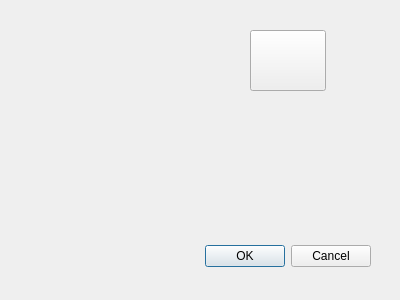
Old version of the form src/dontpanik/kpart/core/ui/keditactiontemplatedialog.ui in the repository frankHa/dontpanic.
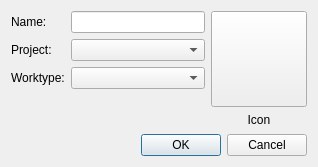
New version of the form. Custom widgets are drawn as their Qt base class.

Commit message: -started implementing KEditActionTemplateDialog

```diff
--- a/src/dontpanik/kpart/core/ui/keditactiontemplatedialog.ui
+++ b/src/dontpanik/kpart/core/ui/keditactiontemplatedialog.ui
@@ -6,39 +6,138 @@
    <rect>
     <x>0</x>
     <y>0</y>
-    <width>400</width>
-    <height>300</height>
+    <width>318</width>
+    <height>167</height>
    </rect>
   </property>
   <property name="windowTitle">
    <string>Dialog</string>
   </property>
-  <widget class="QDialogButtonBox" name="buttonBox">
-   <property name="geometry">
-    <rect>
-     <x>30</x>
-     <y>240</y>
-     <width>341</width>
-     <height>32</height>
-    </rect>
-   </property>
-   <property name="orientation">
-    <enum>Qt::Horizontal</enum>
-   </property>
-   <property name="standardButtons">
-    <set>QDialogButtonBox::Cancel|QDialogButtonBox::Ok</set>
-   </property>
-  </widget>
-  <widget class="KIconButton" name="kiconbutton">
-   <property name="geometry">
-    <rect>
-     <x>250</x>
-     <y>30</y>
-     <width>76</width>
-     <height>61</height>
-    </rect>
-   </property>
-  </widget>
+  <layout class="QVBoxLayout" name="verticalLayout_2">
+   <item>
+    <layout class="QHBoxLayout" name="horizontalLayout">
+     <item>
+      <layout class="QFormLayout" name="formLayout">
+       <item row="0" column="0">
+        <widget class="QLabel" name="label">
+         <property name="text">
+          <string>Name:</string>
+         </property>
+        </widget>
+       </item>
+       <item row="0" column="1">
+        <widget class="QLineEdit" name="lineEdit"/>
+       </item>
+       <item row="1" column="0">
+        <widget class="QLabel" name="label_2">
+         <property name="text">
+          <string>Project:</string>
+         </property>
+        </widget>
+       </item>
+       <item row="1" column="1">
+        <widget class="QComboBox" name="projects">
+         <property name="sizePolicy">
+          <sizepolicy hsizetype="Expanding" vsizetype="Fixed">
+           <horstretch>0</horstretch>
+           <verstretch>0</verstretch>
+          </sizepolicy>
+         </property>
+        </widget>
+       </item>
+       <item row="2" column="0">
+        <widget class="QLabel" name="label_3">
+         <property name="text">
+          <string>Worktype:</string>
+         </property>
+        </widget>
+       </item>
+       <item row="2" column="1">
+        <widget class="QComboBox" name="worktype">
+         <property name="sizePolicy">
+          <sizepolicy hsizetype="Expanding" vsizetype="Fixed">
+           <horstretch>0</horstretch>
+           <verstretch>0</verstretch>
+          </sizepolicy>
+         </property>
+        </widget>
+       </item>
+      </layout>
+     </item>
+     <item>
+      <layout class="QVBoxLayout" name="verticalLayout">
+       <item>
+        <widget class="KIconButton" name="kiconbutton">
+         <property name="sizePolicy">
+          <sizepolicy hsizetype="Minimum" vsizetype="Minimum">
+           <horstretch>0</horstretch>
+           <verstretch>0</verstretch>
+          </sizepolicy>
+         </property>
+         <property name="minimumSize">
+          <size>
+           <width>96</width>
+           <height>96</height>
+          </size>
+         </property>
+         <property name="sizeIncrement">
+          <size>
+           <width>0</width>
+           <height>0</height>
+          </size>
+         </property>
+         <property name="baseSize">
+          <size>
+           <width>0</width>
+           <height>0</height>
+          </size>
+         </property>
+         <property name="text">
+          <string/>
+         </property>
+         <property name="strictIconSize">
+          <bool>false</bool>
+         </property>
+        </widget>
+       </item>
+       <item>
+        <widget class="QLabel" name="label_4">
+         <property name="text">
+          <string>Icon</string>
+         </property>
+         <property name="alignment">
+          <set>Qt::AlignCenter</set>
+         </property>
+        </widget>
+       </item>
+       <item>
+        <spacer name="verticalSpacer">
+         <property name="orientation">
+          <enum>Qt::Vertical</enum>
+         </property>
+         <property name="sizeHint" stdset="0">
+          <size>
+           <width>20</width>
+           <height>40</height>
+          </size>
+         </property>
+        </spacer>
+       </item>
+      </layout>
+     </item>
+    </layout>
+   </item>
+   <item>
+    <widget class="QDialogButtonBox" name="buttonBox">
+     <property name="orientation">
+      <enum>Qt::Horizontal</enum>
+     </property>
+     <property name="standardButtons">
+      <set>QDialogButtonBox::Cancel|QDialogButtonBox::Ok</set>
+     </property>
+    </widget>
+   </item>
+  </layout>
  </widget>
  <customwidgets>
   <customwidget>
```
Left out of the diff: 2 changed lines with no effect on the pictures. The commit also changes 2 other files.
